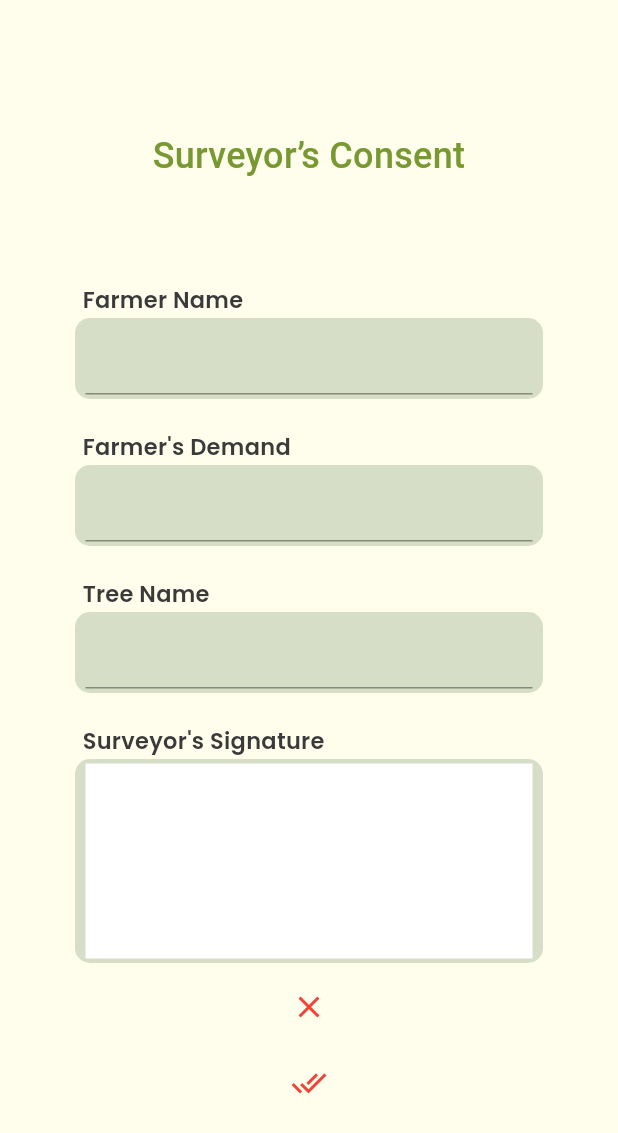
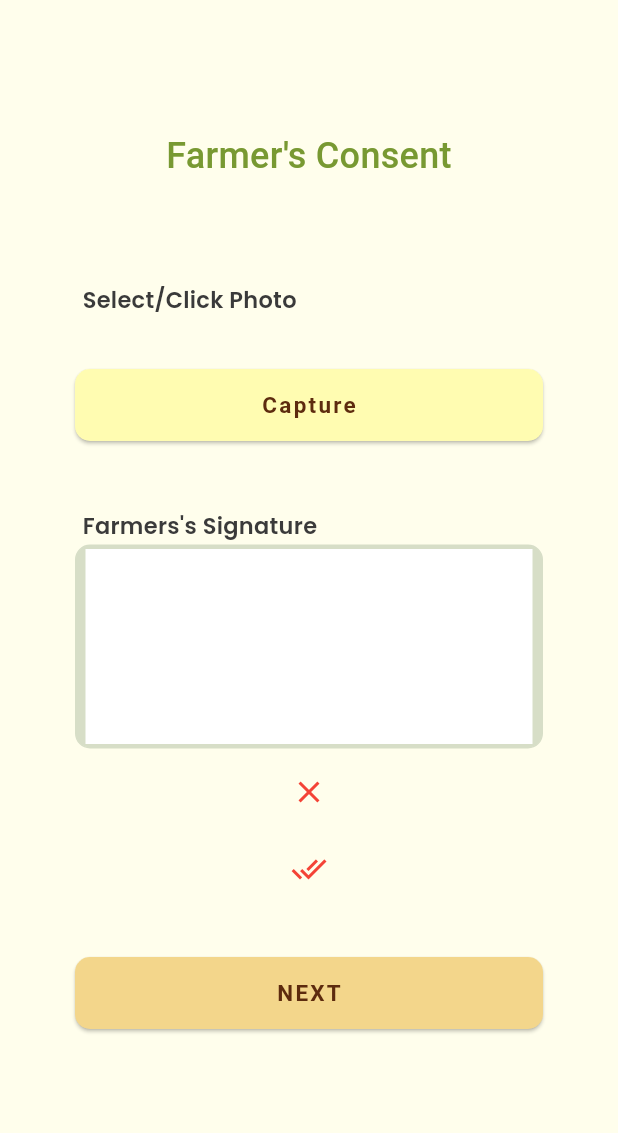
Before and after one commit to Akshat5129/PlantationApp, a Flutter app: the FarmerDemand screen opened directly, after a tap on "NEXT", on a phone screen of 412 x 824 dp. Shown: the top 1133 px of the screen. Run offline on Flutter 3.47's test engine with Material 2 defaults, Android fonts, the phone set to English and light mode, and no system bars; drawn by our look-alikes of signature; our stand-ins replace camera, google_fonts; Roboto replaces fonts that are missing (OpenSans).

Commit message:
Demand-Distribution-Plantation Code

```diff
--- /dev/null
+++ b/PlantationApp/lib/screens/farmer_consent.dart
@@ -0,0 +1,181 @@
+import 'package:flutter/material.dart';
+import 'package:google_fonts/google_fonts.dart';
+import 'package:plantationapp/screens/login_screen.dart';
+import 'package:plantationapp/screens/surveyor_consent.dart';
+import 'package:signature/signature.dart';
+
+class FarmerDemandFConsent extends StatefulWidget {
+  const FarmerDemandFConsent({Key? key}) : super(key: key);
+
+  @override
+  State<FarmerDemandFConsent> createState() => _FarmerDemandFConsentState();
+}
+
+class _FarmerDemandFConsentState extends State<FarmerDemandFConsent> {
+
+  final SignatureController _controller = SignatureController(
+    penStrokeWidth: 5,
+    penColor: Colors.black,
+    exportBackgroundColor: Colors.white,
+  );
+
+  @override
+  Widget build(BuildContext context) {
+    return Scaffold(
+        backgroundColor: Color.fromRGBO(255, 254, 236, 1),
+        body: Container(
+            padding: EdgeInsets.all(50),
+            child: ListView(
+                shrinkWrap: true,
+                children: [
+                  Column(
+                      children: [
+                        SizedBox(height: 40,),
+                        Text(
+                          "Farmer's Consent",
+                          textAlign: TextAlign.center,
+                          style: GoogleFonts.roboto(
+                            textStyle: TextStyle(
+                                color: Color.fromRGBO(120, 153, 50, 1),
+                                letterSpacing: .2,
+                                fontSize: 24,
+                                fontWeight: FontWeight.w500
+                            ),
+                          ),
+                        ),
+                        SizedBox(height: 30,),
+                        Container(
+                            decoration: BoxDecoration(
+                                borderRadius: BorderRadius.all(Radius.circular(10))
+                            ),
+                            child: Column(
+                              crossAxisAlignment: CrossAxisAlignment.start,
+                              children: [
+                                SizedBox(height: 40,),
+                                Container(
+                                  child: Text(
+                                    "Select/Click Photo",
+                                    textAlign: TextAlign.left,
+                                    style: GoogleFonts.poppins(
+                                      textStyle: TextStyle(
+                                          color: Color.fromRGBO(58, 58, 58, 1),
+                                          letterSpacing: .2,
+                                          fontSize: 15,
+                                          fontWeight: FontWeight.w600
+                                      ),
+                                    ),
+                                  ),
+                                  padding: EdgeInsets.only(left: 5),
+                                ),
+                                Container(
+                                  margin: EdgeInsets.only(top: 10),
+                                  padding: EdgeInsets.symmetric(vertical: 25.0),
+                                  width: double.infinity,
+                                  child: RaisedButton(
+                                    elevation: 1.0,
+                                    onPressed: (){
+                                      //Navigator.push(context, MaterialPageRoute(builder: (context) => FarmerRegistration3(),),);
+                                    },
+                                    padding: EdgeInsets.all(15.0),
+                                    shape: RoundedRectangleBorder(
+                                      borderRadius: BorderRadius.circular(10.0),
+                                    ),
+                                    color: Color.fromRGBO(255, 252, 177, 1.0),
+                                    child: Text(
+                                      'Capture',
+                                      style: TextStyle(
+                                        color: Color.fromRGBO(93, 43, 14, 1),
+                                        letterSpacing: 1.5,
+                                        fontSize: 15.0,
+                                        fontWeight: FontWeight.w600,
+                                        fontFamily: 'OpenSans',
+                                      ),
+                                    ),
+                                  ),
+                                ),
+
+                                SizedBox(height: 20,),
+                                Container(
+                                  child: Text(
+                                    "Farmers's Signature",
+                                    textAlign: TextAlign.left,
+                                    style: GoogleFonts.poppins(
+                                      textStyle: TextStyle(
+                                          color: Color.fromRGBO(58, 58, 58, 1),
+                                          letterSpacing: .2,
+                                          fontSize: 15,
+                                          fontWeight: FontWeight.w600
+                                      ),
+                                    ),
+                                  ),
+                                  padding: EdgeInsets.only(left: 5),
+                                ),
+                                Container(
+                                  padding: EdgeInsets.only(left: 6, top: 2, right: 6, bottom: 2),
+                                  decoration: BoxDecoration(
+                                      color:Color.fromRGBO(215, 222, 199, 1.0),
+                                      border: Border.all(
+                                          color: Color.fromRGBO(215, 222, 199, 1.0)
+                                      ),
+                                      borderRadius: BorderRadius.all(Radius.circular(10))
+                                  ),
+                                  margin: EdgeInsets.only(top: 1),
+                                  child: Signature(
+                                    controller: _controller,
+                                    height: 130,
+                                    backgroundColor: Colors.white,
+                                  ),
+                                ),
+                                Container(
+                                  padding: EdgeInsets.only(left: 6, top: 4, right: 6, bottom: 2),
+                                  margin: EdgeInsets.only(top: 1),
+                                  alignment: Alignment.center,
+                                  child: IconButton(
+                                    color: Colors.red,
+                                    onPressed: (){
+                                      _controller.clear();
+                                    }, icon: Icon(
+                                    Icons.clear,
+                                  ),
+                                  ),
+                                ),
+                                Container(
+                                  margin: EdgeInsets.only(top: 1),
+                                  alignment: Alignment.center,
+                                  child: IconButton(
+                                    color: Colors.red,
+                                    onPressed: (){
+                                      _controller.clear();
+                                    }, icon: Icon(
+                                    Icons.done_all_outlined,
+                                  ),
+                                  ),
+                                ),
+                                Container(
+                                  margin: EdgeInsets.only(top: 10),
+                                  padding: EdgeInsets.symmetric(vertical: 25.0),
+                                  width: double.infinity,
+                                  child: RaisedButton(
+                                    elevation: 1.0,
+                                    onPressed: (){
+                                      Navigator.push(context, MaterialPageRoute(builder: (context) => FarmerDemandSConsent(),),);
+                                    },
+                                    padding: EdgeInsets.all(15.0),
+                                    shape: RoundedRectangleBorder(
+                                      borderRadius: BorderRadius.circular(10.0),
+                                    ),
+                                    color: Color.fromRGBO(243, 214, 139, 1.0),
+                                    child: Text(
+                                      'NEXT',
+                                      style: TextStyle(
+                                        color: Color.fromRGBO(93, 43, 14, 1),
+                                        letterSpacing: 1.5,
+                                        fontSize: 15.0,
+                                        fontWeight: FontWeight.w600,
+                                        fontFamily: 'OpenSans',
+                                      ),
+                                    ),
+                                  ),
+                                ),
+                              ],
+                            ))])])));}}
--- a/PlantationApp/lib/screens/farmer_demand.dart
+++ b/PlantationApp/lib/screens/farmer_demand.dart
@@ -2,6 +2,8 @@ import 'package:flutter/material.dart';
 import 'package:google_fonts/google_fonts.dart';
 import 'package:plantationapp/screens/farmer_reg.dart';
 import 'package:plantationapp/screens/surveyor_consent.dart';
+
+import 'farmer_consent.dart';
 
 class FarmerDemand extends StatefulWidget {
   const FarmerDemand({Key? key}) : super(key: key);
@@ -176,7 +178,7 @@ class _FarmerDemandState extends State<FarmerDemand> {
                                   child: RaisedButton(
                                     elevation: 1.0,
                                     onPressed: (){
-                                      Navigator.push(context, MaterialPageRoute(builder: (context) => FarmerDemandSConsent(),),);
+                                      Navigator.push(context, MaterialPageRoute(builder: (context) => FarmerDemandFConsent(),),);
                                     },
                                     padding: EdgeInsets.all(15.0),
                                     shape: RoundedRectangleBorder(
--- a/PlantationApp/pubspec.yaml
+++ b/PlantationApp/pubspec.yaml
@@ -36,6 +36,9 @@ dependencies:
   cupertino_icons: ^1.0.2
   google_fonts: ^3.0.1
   signature: ^5.1.0
+  camera: ^0.10.0
+  path_provider: ^2.0.11
+  path: ^1.8.1
 
 dev_dependencies:
   flutter_test:
```
Also changed, not shown: PlantationApp/lib/screens/farmer_distribution.dart (added, +261 -0 lines), PlantationApp/lib/screens/farmer_plantation.dart (added, +256 -0 lines), PlantationApp/lib/screens/farmer_reg.dart (+9 -1 lines), PlantationApp/pubspec.lock, 1 other file.
